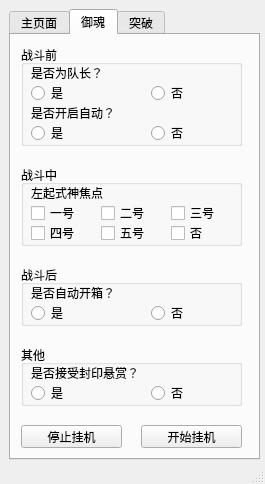
The window that yyswindow.ui (huangyisan/yys_assistant) describes before a commit, drawn with Qt 5.
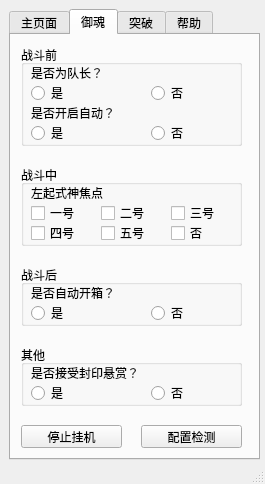
The same window after the commit. The open tabs and pages were chosen to show the change.

```diff
--- a/yyswindow.ui
+++ b/yyswindow.ui
@@ -680,7 +680,7 @@
        </rect>
       </property>
       <property name="text">
-       <string>开始挂机</string>
+       <string>配置检测</string>
       </property>
      </widget>
      <widget class="QPushButton" name="btn_soul_stop">
@@ -702,6 +702,11 @@
       <string>突破</string>
      </attribute>
     </widget>
+    <widget class="QWidget" name="tab">
+     <attribute name="title">
+      <string>帮助</string>
+     </attribute>
+    </widget>
    </widget>
   </widget>
   <widget class="QStatusBar" name="statusbar"/>
```
Left out of the diff: 25 changed lines with no effect on the pictures.
